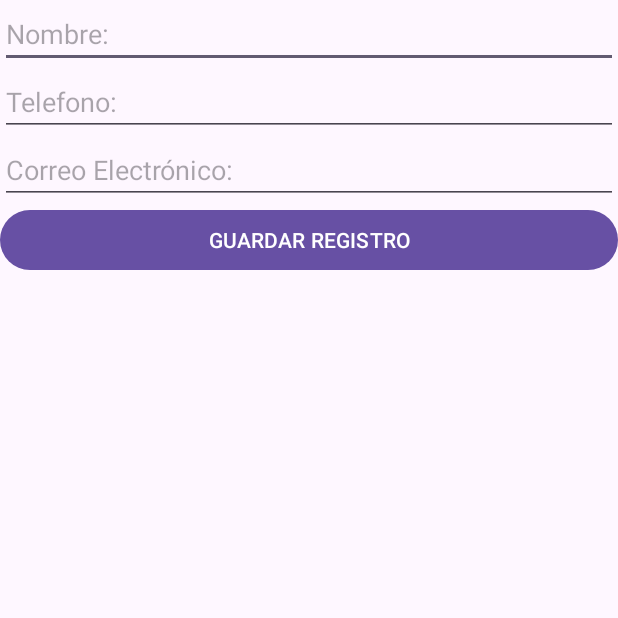
After one commit to SantyMafioso/agenda, an Android app: the MainActivity2 screen opened directly, with no data from a screen before it, on a phone screen of 412 x 824 dp, the top half of it. The commit adds this screen. Run offline under Robolectric (Android 15) with nearby library versions, the phone set to English and light mode, and no system bars.

Commit message:
segundo commit

```diff
--- a/app/src/main/AndroidManifest.xml
+++ b/app/src/main/AndroidManifest.xml
@@ -13,6 +13,9 @@
         android:theme="@style/Theme.Agenda"
         tools:targetApi="31">
         <activity
+            android:name=".MainActivity2"
+            android:exported="false" />
+        <activity
             android:name=".MainActivity"
             android:exported="true">
             <intent-filter>
--- /dev/null
+++ b/app/src/main/java/com/example/agenda/MainActivity2.java
@@ -0,0 +1,55 @@
+package com.example.agenda;
+
+import androidx.appcompat.app.AppCompatActivity;
+
+import android.os.Bundle;
+import android.view.MenuInflater;
+import android.view.View;
+import android.widget.Button;
+import android.widget.EditText;
+import android.widget.Toast;
+
+import com.example.agenda.db.DbContactos;
+
+public class MainActivity2 extends AppCompatActivity {
+
+    EditText txtNombre, txtTelefono, txtCorreoElectronico;
+    Button btnGuarda;
+
+    @Override
+    protected void onCreate(Bundle savedInstanceState) {
+        super.onCreate(savedInstanceState);
+        setContentView(R.layout.activity_main2);
+
+        txtNombre = findViewById(R.id.txtNombre);
+        txtTelefono = findViewById(R.id.txtTelefono);
+        txtCorreoElectronico = findViewById(R.id.txtCorreoElectronico);
+        btnGuarda = findViewById(R.id.btnGuarda);
+
+        btnGuarda.setOnClickListener(new View.OnClickListener() {
+            @Override
+            public void onClick(View view) {
+                DbContactos dbContactos = new DbContactos(MainActivity.this);
+                long id = dbContactos.insertarContactos(txtNombre.getText().toString(),txtTelefono.getText().toString(),txtCorreoElectronico.getText().toString());
+
+                if (id > 0) {
+                    Toast.makeText(MainActivity.this, "REGISTRO AGREGADO", Toast.LENGTH_LONG).show();
+                    limpiar();
+                }else{
+                    Toast.makeText(MainActivity.this, "ERROR AL GUARDAR REGISTRO", Toast.LENGTH_LONG).show();
+                }
+            }
+        });
+    }
+    private  void limpiar(){
+        txtNombre.setText("");
+        txtTelefono.setText("");
+        txtCorreoElectronico.setText("");
+    }
+    public boolean onCreateOptionsMenu(Menu menu) {
+        MenuInflater inflater = getMenuInflater();
+        inflater.inflate(R.menu.menu_principal,menu);
+        return true;
+
+    }
+}
--- a/app/src/main/java/com/example/agenda/db/DbHelper.java
+++ b/app/src/main/java/com/example/agenda/db/DbHelper.java
@@ -13,7 +13,7 @@ public class DbHelper  extends SQLiteOpenHelper {
 
         private static final String DATABASE_NOMBRE = "agenda.db";
 
-        private static final String TABLE_CONTACTO = "t_contactos";
+         static final String TABLE_CONTACTO = "t_contactos";
 
     public DbHelper(Context context) {
         super();
--- /dev/null
+++ b/app/src/main/res/layout/activity_main2.xml
@@ -0,0 +1,39 @@
+<?xml version="1.0" encoding="utf-8"?>
+<LinearLayout xmlns:android="http://schemas.android.com/apk/res/android"
+    xmlns:app="http://schemas.android.com/apk/res-auto"
+    xmlns:tools="http://schemas.android.com/tools"
+    android:layout_width="match_parent"
+    android:layout_height="match_parent"
+    android:orientation="vertical"
+    tools:context=".MainActivity2">
+
+    <EditText
+        android:id="@+id/txtNombre"
+        android:layout_width="match_parent"
+        android:layout_height="wrap_content"
+        android:ems="10"
+        android:hint="Nombre:"
+        android:inputType="text" />
+
+    <EditText
+        android:id="@+id/txtTelefono"
+        android:layout_width="match_parent"
+        android:layout_height="wrap_content"
+        android:ems="10"
+        android:hint="Telefono:"
+        android:inputType="text" />
+
+    <EditText
+        android:id="@+id/txtCorreoElectronico"
+        android:layout_width="match_parent"
+        android:layout_height="wrap_content"
+        android:ems="10"
+        android:hint="Correo Electrónico:"
+        android:inputType="text" />
+
+    <Button
+        android:id="@+id/btnGuarda"
+        android:layout_width="match_parent"
+        android:layout_height="wrap_content"
+        android:text="GUARDAR REGISTRO" />
+</LinearLayout>
--- /dev/null
+++ b/app/src/main/res/menu/menu_principal.xml
@@ -0,0 +1,6 @@
+<?xml version="1.0" encoding="utf-8"?>
+<menu xmlns:app="http://schemas.android.com/apk/res-auto"
+    xmlns:android="http://schemas.android.com/apk/res/android">
+
+    <item android:title="Item" />
+</menu>
--- a/app/src/main/res/values/strings.xml
+++ b/app/src/main/res/values/strings.xml
@@ -1,3 +1,4 @@
 <resources>
     <string name="app_name">agenda</string>
+    <string name="menu_nuevo">Nuevo Registro</string>
 </resources>
```
